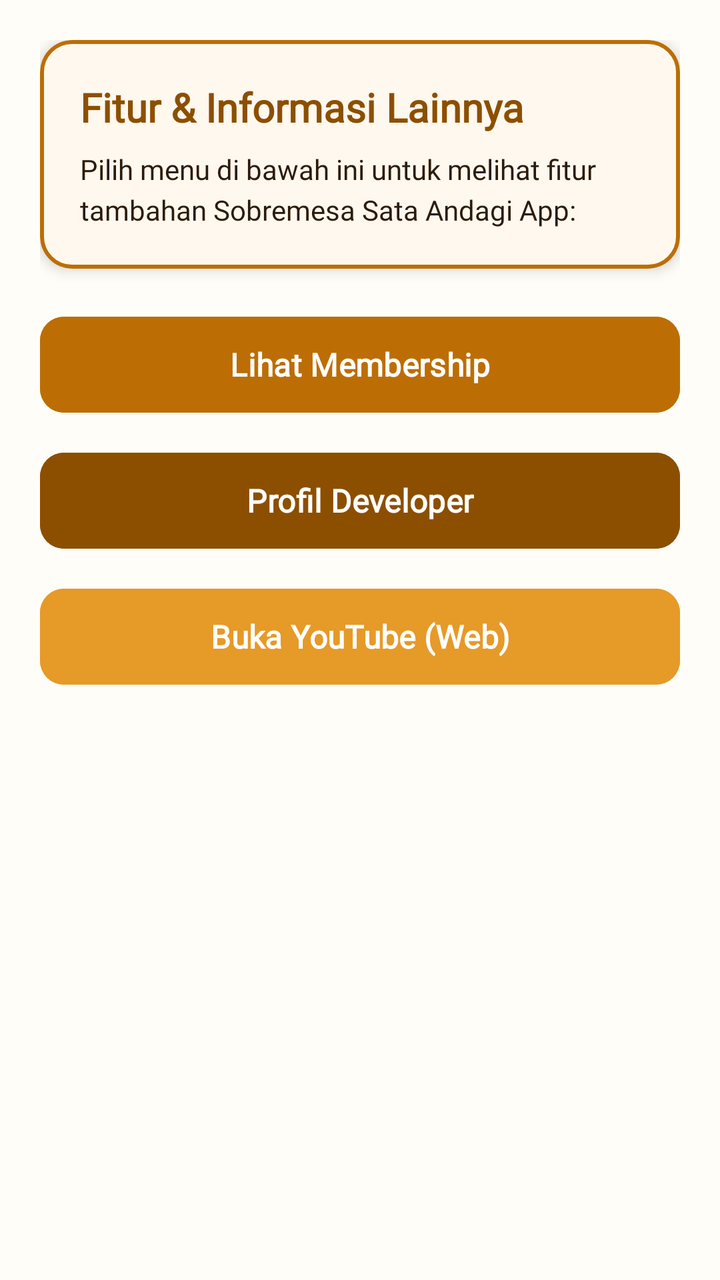
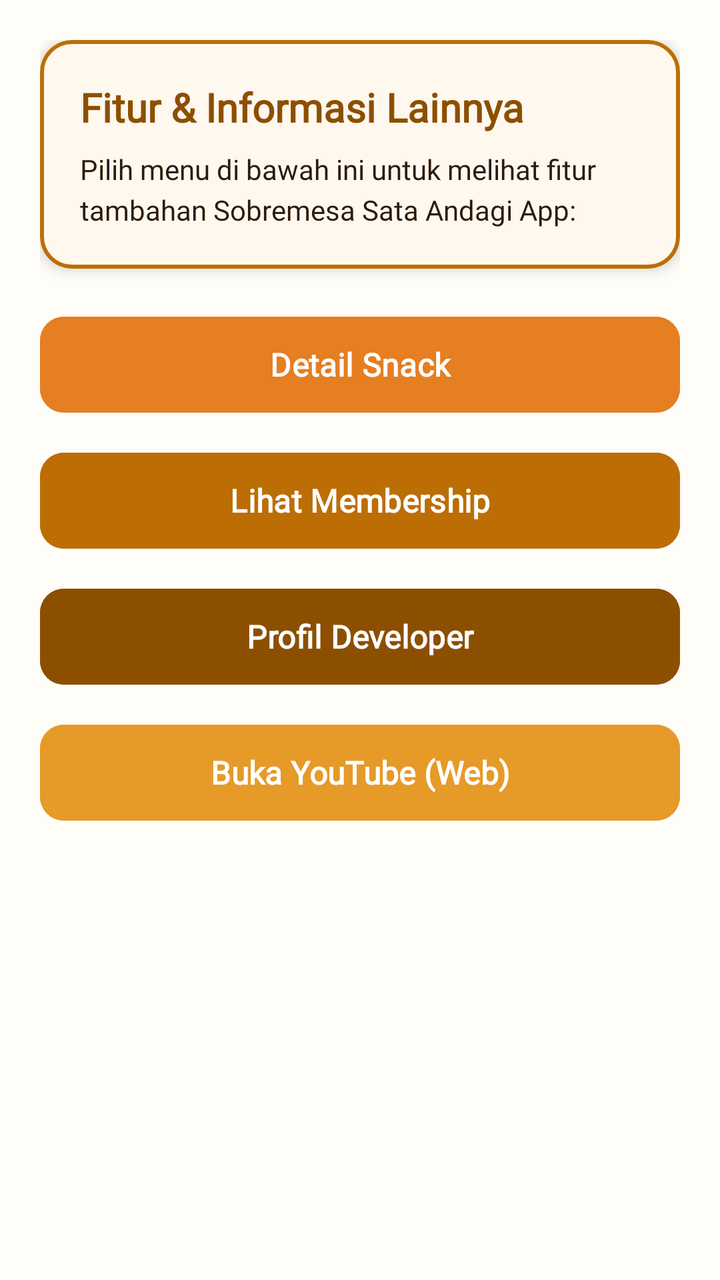

Compare the two renders of this Android layout. The source of the first and the diff that turns it into the second are given below.
<!-- AndroidManifest.xml: application theme Theme.AZBSataAndagi -->
<!-- res/layout/fragment_others.xml -->
<?xml version="1.0" encoding="utf-8"?>
<LinearLayout xmlns:android="http://schemas.android.com/apk/res/android"
    xmlns:app="http://schemas.android.com/apk/res-auto"
    xmlns:tools="http://schemas.android.com/tools"
    android:layout_width="match_parent"
    android:layout_height="match_parent"
    android:background="@color/background_light"
    android:orientation="vertical"
    tools:context=".fragments.OthersFragment">

    <ScrollView
        android:layout_width="match_parent"
        android:layout_height="match_parent"
        android:fillViewport="true">

        <LinearLayout
            android:layout_width="match_parent"
            android:layout_height="wrap_content"
            android:orientation="vertical"
            android:padding="20dp">

            <com.google.android.material.card.MaterialCardView
                android:layout_width="match_parent"
                android:layout_height="wrap_content"
                app:cardBackgroundColor="@color/card_background"
                app:cardCornerRadius="16dp"
                app:cardElevation="4dp"
                app:strokeColor="@color/primary"
                app:strokeWidth="2dp">

                <LinearLayout
                    android:layout_width="match_parent"
                    android:layout_height="wrap_content"
                    android:orientation="vertical"
                    android:padding="20dp">

                    <TextView
                        android:layout_width="wrap_content"
                        android:layout_height="wrap_content"
                        android:fontFamily="@font/jetbrains_mono_regular"
                        android:text="Fitur &amp; Informasi Lainnya"
                        android:textColor="@color/primary_dark"
                        android:textSize="20sp"
                        android:textStyle="bold" />

                    <TextView
                        android:layout_width="wrap_content"
                        android:layout_height="wrap_content"
                        android:layout_marginTop="8dp"
                        android:fontFamily="@font/jetbrains_mono_regular"
                        android:lineSpacingExtra="4dp"
                        android:text="Pilih menu di bawah ini untuk melihat fitur tambahan Sobremesa Sata Andagi App:"
                        android:textColor="@color/text_primary"
                        android:textSize="14sp" />

                </LinearLayout>
            </com.google.android.material.card.MaterialCardView>

            
            <Button
                android:id="@+id/btnMembership"
                android:layout_width="match_parent"
                android:layout_height="56dp"
                android:layout_marginTop="20dp"
                android:backgroundTint="@color/primary"
                android:fontFamily="@font/jetbrains_mono_regular"
                android:text="@string/btn_membership"
                android:textColor="@color/white"
                android:textSize="16sp"
                android:textStyle="bold"
                app:cornerRadius="12dp" />

            
            <Button
                android:id="@+id/btnDeveloperProfile"
                android:layout_width="match_parent"
                android:layout_height="56dp"
                android:layout_marginTop="12dp"
                android:backgroundTint="@color/primary_dark"
                android:fontFamily="@font/jetbrains_mono_regular"
                android:text="@string/btn_developer_profile"
                android:textColor="@color/white"
                android:textSize="16sp"
                android:textStyle="bold"
                app:cornerRadius="12dp" />

            
            <Button
                android:id="@+id/btnYouTube"
                android:layout_width="match_parent"
                android:layout_height="56dp"
                android:layout_marginTop="12dp"
                android:backgroundTint="@color/primary_light"
                android:fontFamily="@font/jetbrains_mono_regular"
                android:text="@string/btn_youtube"
                android:textColor="@color/white"
                android:textSize="16sp"
                android:textStyle="bold"
                app:cornerRadius="12dp" />

        </LinearLayout>
    </ScrollView>

</LinearLayout>
<!-- resources referenced by this layout -->
<resources>
  <color name="background_light">#FFFDF7</color>
  <color name="card_background">#FFF8EE</color>
  <color name="primary">#BC6E05</color>
  <color name="primary_dark">#8C4F00</color>
  <color name="primary_light">#E69A28</color>
  <color name="text_primary">#2C1B0A</color>
  <color name="white">#FFFFFFFF</color>
  <string name="btn_developer_profile">Profil Developer</string>
  <string name="btn_membership">Lihat Membership</string>
  <string name="btn_youtube">Buka YouTube (Web)</string>
  <style name="Theme.AZBSataAndagi" parent="Base.Theme.AZBSataAndagi" />
  <style name="Base.Theme.AZBSataAndagi" parent="Theme.Material3.DayNight.NoActionBar">
          <item name="colorPrimary">@color/primary</item>
          <item name="colorOnPrimary">@color/white</item>
          <item name="colorPrimaryContainer">@color/primary_light</item>
          <item name="colorSecondary">@color/accent</item>
          <item name="colorOnSecondary">@color/white</item>
          <item name="android:windowBackground">@color/background_light</item>
          <item name="android:statusBarColor">@color/primary_dark</item>
      </style>
  <color name="accent">#E67E22</color>
</resources>

<!-- the commit's change to res/layout/fragment_others.xml (unified diff, before → after) -->
@@ -58,10 +58,24 @@
 
             
             <Button
+                android:id="@+id/btnDetails"
+                android:layout_width="match_parent"
+                android:layout_height="56dp"
+                android:layout_marginTop="20dp"
+                android:backgroundTint="@color/accent"
+                android:fontFamily="@font/jetbrains_mono_regular"
+                android:text="@string/btn_detail"
+                android:textColor="@color/white"
+                android:textSize="16sp"
+                android:textStyle="bold"
+                app:cornerRadius="12dp" />
+
+            
+            <Button
                 android:id="@+id/btnMembership"
                 android:layout_width="match_parent"
                 android:layout_height="56dp"
-                android:layout_marginTop="20dp"
+                android:layout_marginTop="12dp"
                 android:backgroundTint="@color/primary"
                 android:fontFamily="@font/jetbrains_mono_regular"
                 android:text="@string/btn_membership"
<!-- resource entries referenced after the edit -->
@@ -7,6 +7,7 @@
   <color name="primary_light">#E69A28</color>
   <color name="text_primary">#2C1B0A</color>
   <color name="white">#FFFFFFFF</color>
+  <string name="btn_detail">Detail Snack</string>
   <string name="btn_developer_profile">Profil Developer</string>
   <string name="btn_membership">Lihat Membership</string>
   <string name="btn_youtube">Buka YouTube (Web)</string>
